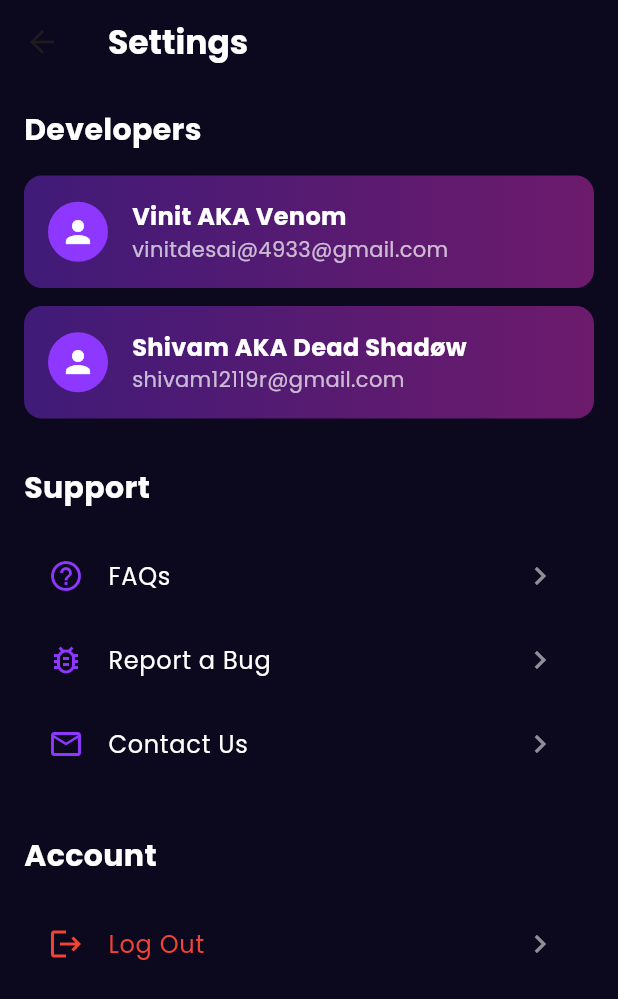
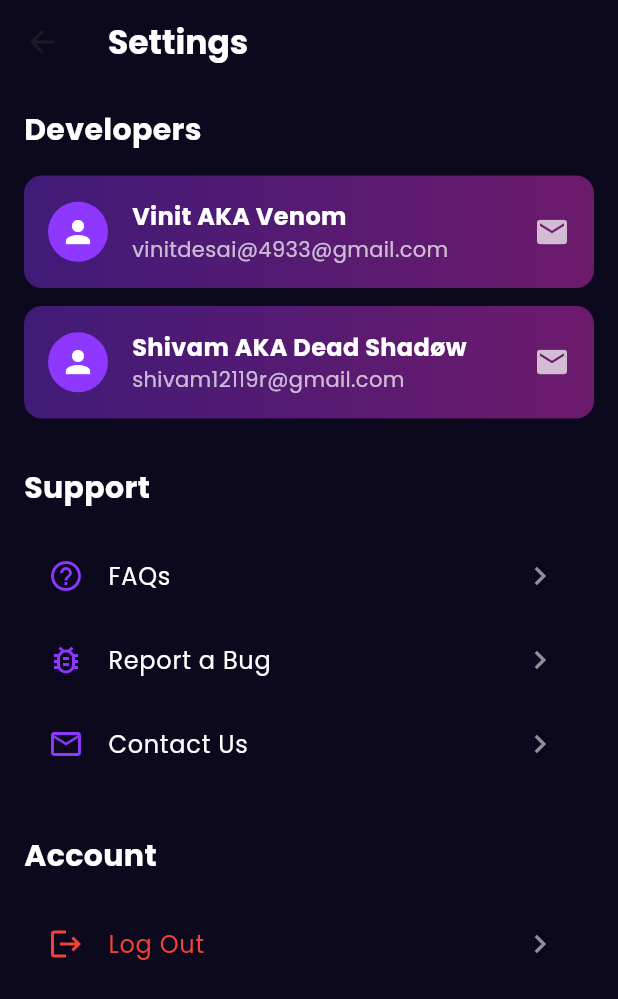
Before and after one commit to Vinit710/flutter_application_1, a Flutter app: the SettingsPage screen opened directly, on a phone screen of 412 x 824 dp. Shown: the top 999 px of the screen. Run offline on Flutter 3.47's test engine with Material 3 defaults, Android fonts, the phone set to English and light mode, and no system bars; our stand-ins replace firebase_auth, firebase_core, flutter_staggered_animations, font_awesome_flutter, google_fonts, google_sign_in and 1 more; accounts and stored records are empty.

Commit message:
Updated genai.dart and settings page so when pressed on the mail it opens in gmail app

```diff
--- a/lib/pages/setting.dart
+++ b/lib/pages/setting.dart
@@ -1,5 +1,6 @@
 import 'package:flutter/material.dart';
 import 'package:firebase_auth/firebase_auth.dart';
+import 'package:url_launcher/url_launcher.dart';
 import 'login_page.dart';
 
 class SettingsPage extends StatelessWidget {
@@ -13,6 +14,16 @@ class SettingsPage extends StatelessWidget {
           (route) => false,
     );
   }
+
+  Future<void> _launchEmail(String email) async {
+    final Uri emailLaunchUri = Uri(scheme: 'mailto', path: email);
+    if (await canLaunchUrl(emailLaunchUri)) {
+      await launchUrl(emailLaunchUri);
+    } else {
+      throw 'Could not launch $emailLaunchUri';
+    }
+  }
+
 
   @override
   Widget build(BuildContext context) {
@@ -108,7 +119,9 @@ class SettingsPage extends StatelessWidget {
   }
 
   Widget _buildDeveloperCard(String name, String email, IconData icon) {
-    return Container(
+    return GestureDetector(
+      onTap: () => _launchEmail(email),
+      child: Container(
         padding: const EdgeInsets.all(16),
         decoration: BoxDecoration(
           gradient: const LinearGradient(
@@ -130,7 +143,8 @@ class SettingsPage extends StatelessWidget {
               child: Icon(icon, color: Colors.white),
             ),
             const SizedBox(width: 16),
-          Column(
+            Expanded(
+              child: Column(
                 crossAxisAlignment: CrossAxisAlignment.start,
                 children: [
                   Text(
@@ -151,7 +165,13 @@ class SettingsPage extends StatelessWidget {
                   ),
                 ],
               ),
+            ),
+            Icon(
+              Icons.email,
+              color: Colors.white.withOpacity(0.7),
+            ),
           ],
+        ),
       ),
     );
   }
--- a/pubspec.yaml
+++ b/pubspec.yaml
@@ -31,12 +31,14 @@ dependencies:
   flutter:
     sdk: flutter
   http: ^1.2.0 # Use the latest version
+  url_launcher: ^6.3.1
   image_picker: ^1.0.7 # For selecting images from gallery or camera
   google_fonts: ^6.2.1
   font_awesome_flutter: ^10.8.0
 
   flutter_staggered_animations: ^1.1.1
-  lottie: ^2.3.2
+  lottie: ^3.2.0
+
 
 
   # The following adds the Cupertino Icons font to your application.
@@ -49,7 +51,7 @@ dependencies:
 dev_dependencies:
   flutter_test:
     sdk: flutter
-  flutter_launcher_icons: ^0.9.2
+  flutter_launcher_icons: ^0.14.3
 
 flutter_icons:
 
```
Also changed, not shown: lib/pages/genai.dart (+5 -7 lines), pubspec.lock, 6 other files. Lines whose indentation alone changed are shown as unchanged.
